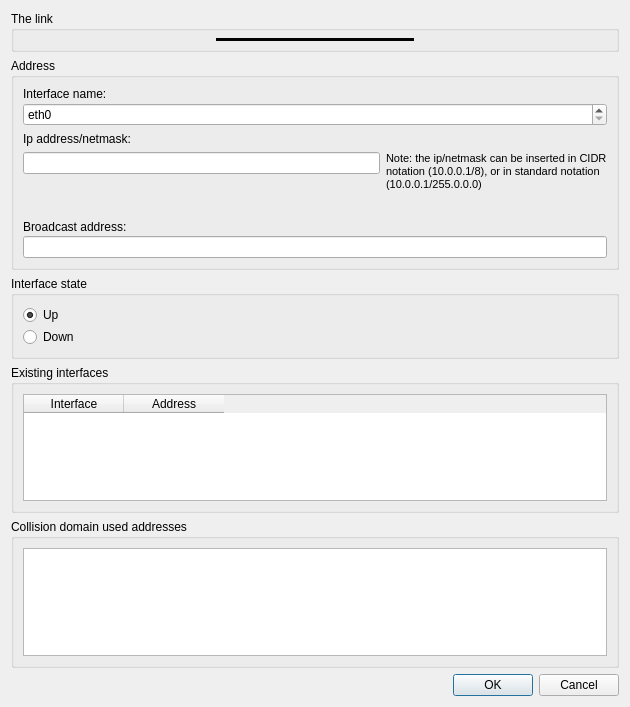
Before: the Qt Designer form ui/addLink.ui in slux83/visual-netkit, drawn with Qt 5.
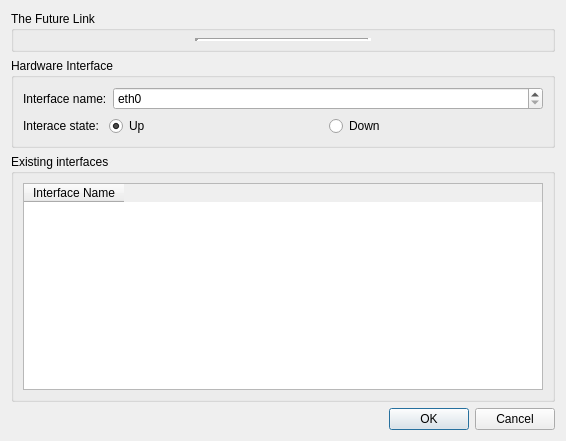
After: the same form once the commit is applied.

The edit to the form file:
```diff
--- a/ui/addLink.ui
+++ b/ui/addLink.ui
@@ -5,14 +5,14 @@
    <rect>
     <x>0</x>
     <y>0</y>
-    <width>630</width>
-    <height>707</height>
+    <width>566</width>
+    <height>441</height>
    </rect>
   </property>
   <property name="minimumSize" >
    <size>
-    <width>600</width>
-    <height>650</height>
+    <width>550</width>
+    <height>400</height>
    </size>
   </property>
   <property name="windowTitle" >
@@ -22,7 +22,7 @@
    <item>
     <widget class="QGroupBox" name="groupBox_3" >
      <property name="title" >
-      <string>The link</string>
+      <string>The Future Link</string>
      </property>
      <layout class="QVBoxLayout" >
       <property name="spacing" >
@@ -56,15 +56,21 @@
           <property name="text" >
            <string/>
           </property>
+          <property name="alignment" >
+           <set>Qt::AlignCenter</set>
+          </property>
+          <property name="wordWrap" >
+           <bool>true</bool>
+          </property>
          </widget>
         </item>
         <item>
          <widget class="Line" name="line" >
           <property name="frameShadow" >
-           <enum>QFrame::Plain</enum>
+           <enum>QFrame::Sunken</enum>
           </property>
           <property name="lineWidth" >
-           <number>3</number>
+           <number>4</number>
           </property>
           <property name="orientation" >
            <enum>Qt::Horizontal</enum>
@@ -88,6 +94,12 @@
           <property name="scaledContents" >
            <bool>false</bool>
           </property>
+          <property name="alignment" >
+           <set>Qt::AlignCenter</set>
+          </property>
+          <property name="wordWrap" >
+           <bool>true</bool>
+          </property>
           <property name="textInteractionFlags" >
            <set>Qt::LinksAccessibleByMouse|Qt::NoTextInteraction|Qt::TextSelectableByMouse</set>
           </property>
@@ -99,18 +111,21 @@
     </widget>
    </item>
    <item>
-    <widget class="QGroupBox" name="groupBox_4" >
+    <widget class="QGroupBox" name="groupBox" >
      <property name="title" >
-      <string>Address</string>
+      <string>Hardware Interface</string>
      </property>
      <layout class="QVBoxLayout" >
       <item>
-       <layout class="QVBoxLayout" >
-        <property name="spacing" >
-         <number>2</number>
-        </property>
+       <layout class="QHBoxLayout" >
         <item>
-         <widget class="QLabel" name="label" >
+         <widget class="QLabel" name="label_2" >
+          <property name="sizePolicy" >
+           <sizepolicy vsizetype="Preferred" hsizetype="Maximum" >
+            <horstretch>0</horstretch>
+            <verstretch>0</verstretch>
+           </sizepolicy>
+          </property>
           <property name="text" >
            <string>Interface name:</string>
           </property>
@@ -129,105 +144,23 @@
        </layout>
       </item>
       <item>
-       <layout class="QVBoxLayout" >
+       <layout class="QHBoxLayout" >
         <item>
-         <widget class="QLabel" name="label_2" >
+         <widget class="QLabel" name="label" >
+          <property name="sizePolicy" >
+           <sizepolicy vsizetype="Preferred" hsizetype="Maximum" >
+            <horstretch>0</horstretch>
+            <verstretch>0</verstretch>
+           </sizepolicy>
+          </property>
           <property name="text" >
-           <string>Ip address/netmask:</string>
+           <string>Interace state: </string>
           </property>
           <property name="alignment" >
-           <set>Qt::AlignLeading|Qt::AlignLeft|Qt::AlignTop</set>
+           <set>Qt::AlignLeading|Qt::AlignLeft|Qt::AlignVCenter</set>
           </property>
-          <property name="margin" >
-           <number>0</number>
-          </property>
          </widget>
         </item>
-        <item>
-         <layout class="QHBoxLayout" >
-          <item>
-           <layout class="QVBoxLayout" >
-            <item>
-             <widget class="QLineEdit" name="ipLineEdit" />
-            </item>
-            <item>
-             <spacer>
-              <property name="orientation" >
-               <enum>Qt::Vertical</enum>
-              </property>
-              <property name="sizeHint" >
-               <size>
-                <width>20</width>
-                <height>40</height>
-               </size>
-              </property>
-             </spacer>
-            </item>
-           </layout>
-          </item>
-          <item>
-           <widget class="QLabel" name="label_4" >
-            <property name="font" >
-             <font>
-              <pointsize>8</pointsize>
-             </font>
-            </property>
-            <property name="text" >
-             <string>Note: the ip/netmask can be inserted in CIDR notation (10.0.0.1/8), or in standard notation (10.0.0.1/255.0.0.0)</string>
-            </property>
-            <property name="alignment" >
-             <set>Qt::AlignLeading|Qt::AlignLeft|Qt::AlignTop</set>
-            </property>
-            <property name="wordWrap" >
-             <bool>true</bool>
-            </property>
-           </widget>
-          </item>
-         </layout>
-        </item>
-       </layout>
-      </item>
-      <item>
-       <layout class="QVBoxLayout" >
-        <property name="spacing" >
-         <number>2</number>
-        </property>
-        <item>
-         <widget class="QLabel" name="label_3" >
-          <property name="text" >
-           <string>Broadcast address: </string>
-          </property>
-         </widget>
-        </item>
-        <item>
-         <widget class="QLineEdit" name="broadcastLineEdit" >
-          <property name="acceptDrops" >
-           <bool>false</bool>
-          </property>
-          <property name="text" >
-           <string/>
-          </property>
-          <property name="readOnly" >
-           <bool>true</bool>
-          </property>
-         </widget>
-        </item>
-       </layout>
-      </item>
-     </layout>
-    </widget>
-   </item>
-   <item>
-    <widget class="QGroupBox" name="groupBox" >
-     <property name="title" >
-      <string>Interface state</string>
-     </property>
-     <layout class="QVBoxLayout" >
-      <item>
-       <layout class="QVBoxLayout" >
-        <property name="spacing" >
-         <number>2</number>
-        </property>
         <item>
          <widget class="QRadioButton" name="ethUp" >
           <property name="text" >
@@ -263,39 +196,9 @@
         </property>
         <column>
          <property name="text" >
-          <string>Interface</string>
+          <string>Interface Name</string>
          </property>
         </column>
-        <column>
-         <property name="text" >
-          <string>Address</string>
-         </property>
-        </column>
-       </widget>
-      </item>
-     </layout>
-    </widget>
-   </item>
-   <item>
-    <widget class="QGroupBox" name="groupBox_5" >
-     <property name="title" >
-      <string>Collision domain used addresses</string>
-     </property>
-     <layout class="QVBoxLayout" >
-      <item>
-       <widget class="QListWidget" name="addressesListWidget" >
-        <property name="toolTip" >
-         <string>This list represent the addresses used by other hardware interfaces connected to the collision domain selected.</string>
-        </property>
-        <property name="alternatingRowColors" >
-         <bool>true</bool>
-        </property>
-        <property name="selectionMode" >
-         <enum>QAbstractItemView::NoSelection</enum>
-        </property>
-        <property name="sortingEnabled" >
-         <bool>true</bool>
-        </property>
        </widget>
       </item>
      </layout>
```
